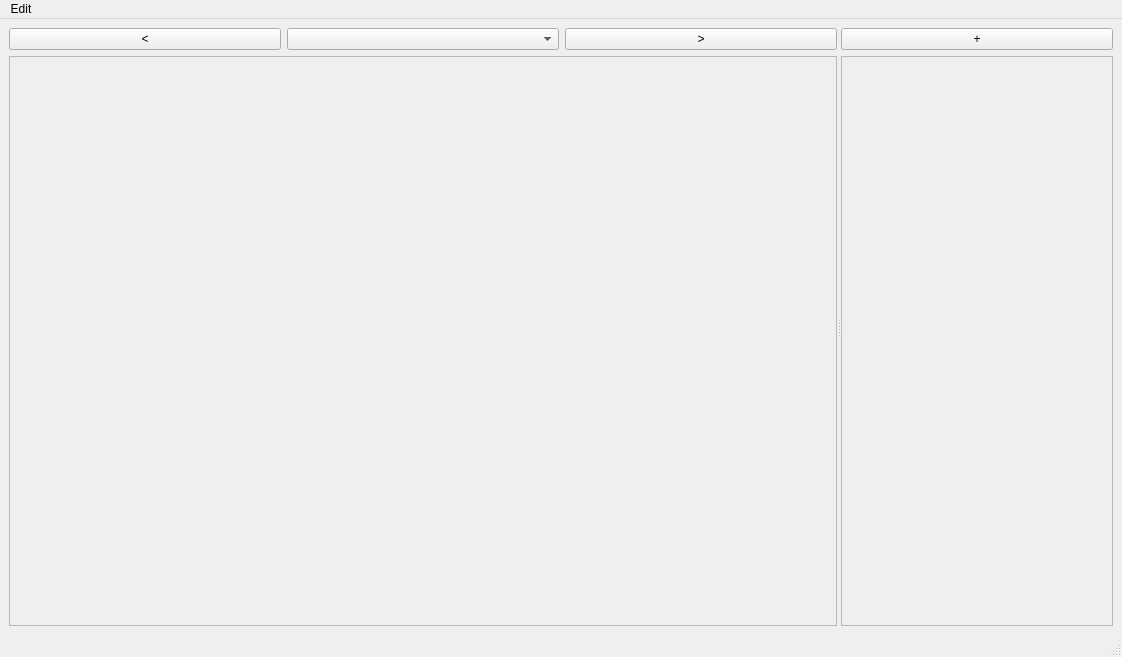
First picture: the form in Windows/MainWindow/MainWindow.ui, repository matth3wjc/restaurant-cs370, before the edit.
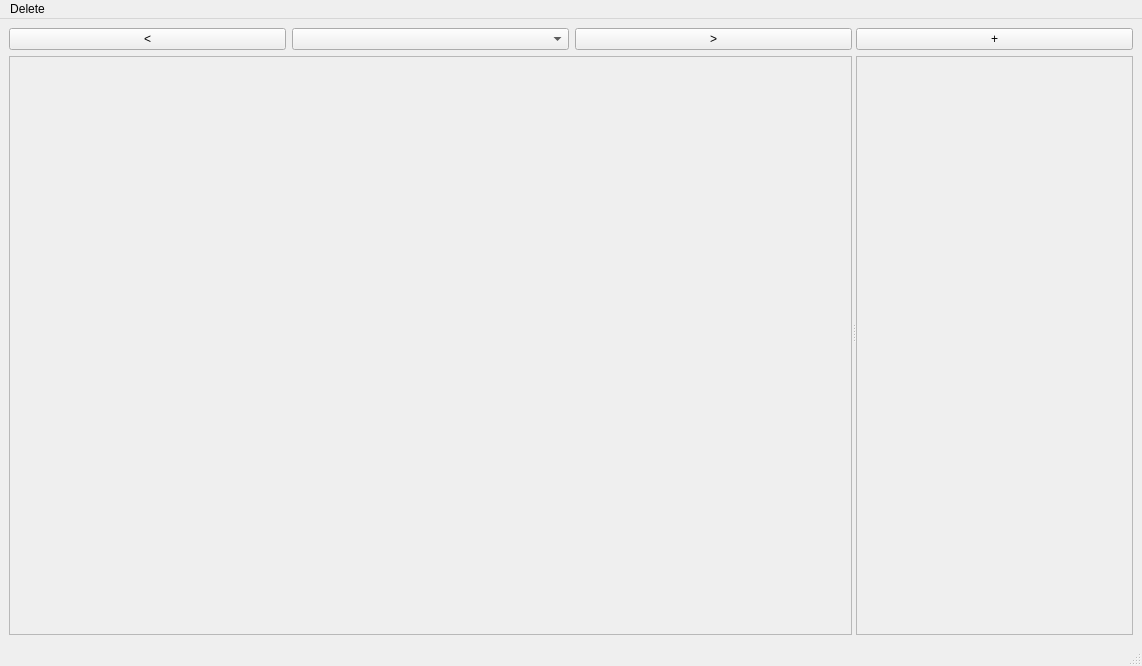
Second picture: the form after the edit.

```diff
--- a/Windows/MainWindow/MainWindow.ui
+++ b/Windows/MainWindow/MainWindow.ui
@@ -6,8 +6,8 @@
    <rect>
     <x>0</x>
     <y>0</y>
-    <width>1122</width>
-    <height>657</height>
+    <width>1142</width>
+    <height>666</height>
    </rect>
   </property>
   <property name="windowTitle">
@@ -32,7 +32,11 @@
            </widget>
           </item>
           <item>
-           <widget class="QComboBox" name="FloomapsComboBox"/>
+           <widget class="QComboBox" name="FloomapsComboBox">
+            <property name="enabled">
+             <bool>true</bool>
+            </property>
+           </widget>
           </item>
           <item>
            <widget class="QPushButton" name="nextFloormapButton">
@@ -53,8 +57,8 @@
             <rect>
              <x>0</x>
              <y>0</y>
-             <width>818</width>
-             <height>563</height>
+             <width>833</width>
+             <height>572</height>
             </rect>
            </property>
            <layout class="QGridLayout" name="gridLayout">
@@ -90,8 +94,8 @@
             <rect>
              <x>0</x>
              <y>0</y>
-             <width>274</width>
-             <height>564</height>
+             <width>279</width>
+             <height>573</height>
             </rect>
            </property>
            <layout class="QVBoxLayout" name="verticalLayout_2">
@@ -113,18 +117,18 @@
     <rect>
      <x>0</x>
      <y>0</y>
-     <width>1122</width>
+     <width>1142</width>
      <height>20</height>
     </rect>
    </property>
-   <widget class="QMenu" name="menuEdit">
+   <widget class="QMenu" name="menuDelete">
     <property name="title">
-     <string>Edit</string>
+     <string>Delete</string>
     </property>
     <addaction name="actionDelete_All_Parties_On_Waitlist"/>
     <addaction name="actionDelete_All_Tables"/>
    </widget>
-   <addaction name="menuEdit"/>
+   <addaction name="menuDelete"/>
   </widget>
   <widget class="QStatusBar" name="statusbar"/>
   <action name="actionDelete_All_Parties_On_Waitlist">
```
